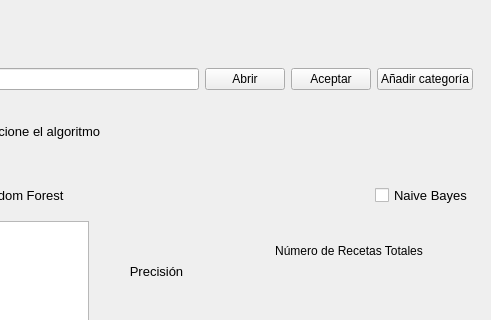
The window that index.ui (Liixxn/ETEN) describes before a commit, drawn with Qt 5; both pictures show x 625 to 1116 and y 0 to 320 of the 1116 by 754 pixel window.
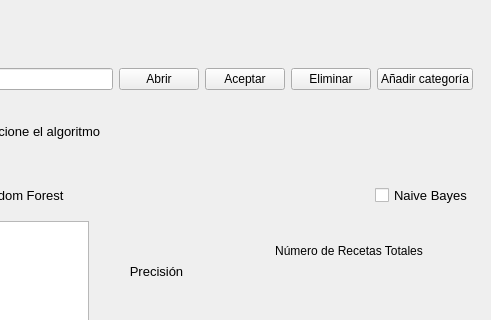
The same window after the commit. The open tabs and pages were chosen to show the change. Icons and pictures are not drawn.

Commit message: Botón eliminar recetas seleccionadas

The edit to the form file:
```diff
--- a/index.ui
+++ b/index.ui
@@ -981,6 +981,13 @@
              </property>
             </widget>
            </item>
+           <item>
+            <widget class="QPushButton" name="categoriabtnEliminar">
+             <property name="text">
+              <string>Eliminar</string>
+             </property>
+            </widget>
+           </item>
            <item>
             <widget class="QPushButton" name="categoriabtnAniadir">
              <property name="text">
```
Left out of the diff: 2 changed lines with no effect on the pictures. The commit also changes 1 other file.
